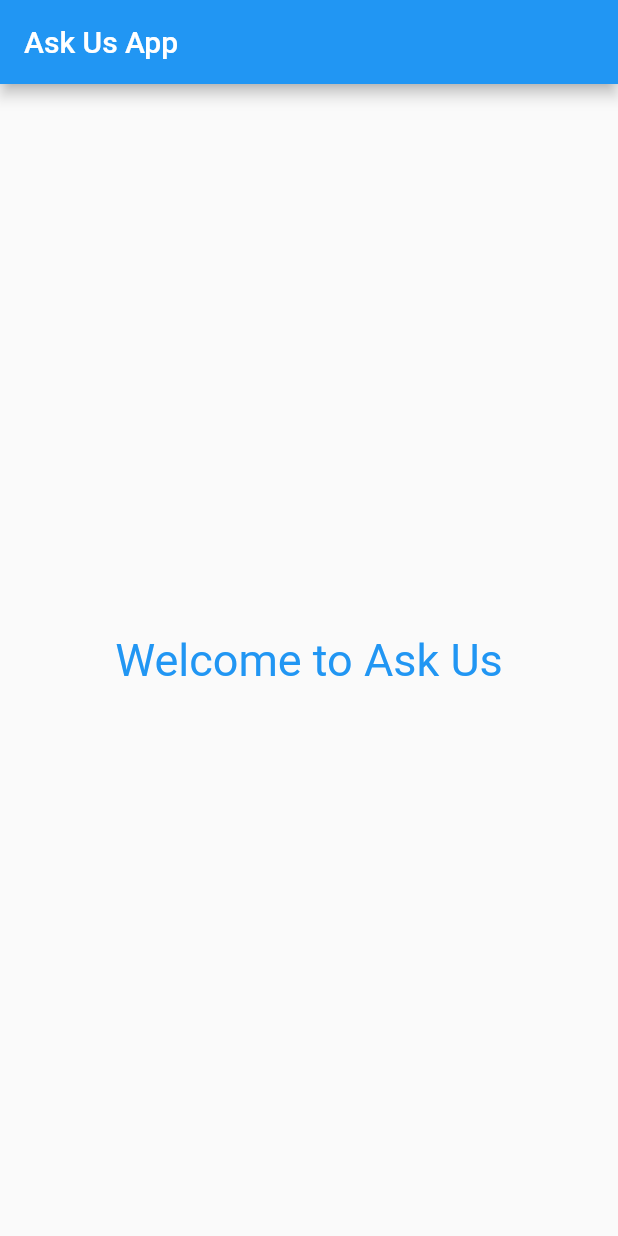
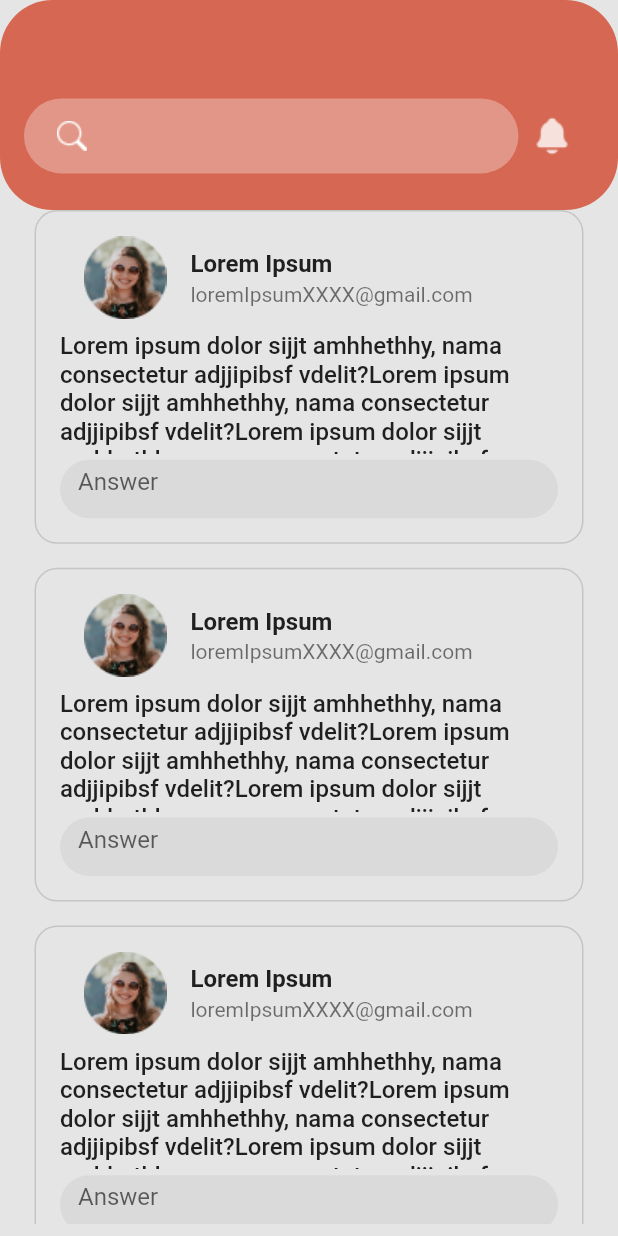
Before and after one commit to opencodeiiita/Ask-Us-Frontend, a Flutter app: the screen it shows after launch, on a phone screen of 412 x 824 dp. Run offline on Flutter 3.47's test engine with Material 2 defaults, Android fonts, the phone set to English and light mode, and no system bars.

Commit message:
basic layout answerscreen completed

```diff
--- /dev/null
+++ b/lib/answer_screen.dart
@@ -0,0 +1,137 @@
+import "package:flutter/material.dart";
+
+class AnswerScreen extends StatelessWidget {
+  const AnswerScreen({Key? key}) : super(key: key);
+
+  @override
+  Widget build(BuildContext context) {
+    return Scaffold(
+      backgroundColor: Color(0xffE5E5E5),
+      body: SingleChildScrollView(
+        child: Column(
+          children: [
+            Container(
+              height: MediaQuery.of(context).size.height * 0.17,
+              padding: EdgeInsets.fromLTRB(
+                  16, MediaQuery.of(context).size.height * 0.05, 16, 0),
+              decoration: BoxDecoration(
+                color: Color(0xffD66853),
+                borderRadius: BorderRadius.all(
+                  Radius.circular(35),
+                ),
+              ),
+              child: SizedBox(
+                height: 25,
+                width: MediaQuery.of(context).size.width,
+                child: Row(
+                  children: [
+                    Container(
+                      width: MediaQuery.of(context).size.width * 0.8,
+                      height: 50,
+                      child: TextFormField(
+                        decoration: InputDecoration(
+                          prefixIcon: Padding(
+                            padding: const EdgeInsets.only(left: 16.0),
+                            child: ImageIcon(
+                              AssetImage(
+                                "assets/icons/search_icon.png",
+                              ),
+                              color: Colors.white,
+                            ),
+                          ),
+                          filled: true,
+                          fillColor: Color(0xffFFFFFF).withOpacity(0.3),
+                          border: OutlineInputBorder(
+                            borderSide: BorderSide.none,
+                            borderRadius: BorderRadius.circular(25),
+                          ),
+                        ),
+                      ),
+                    ),
+                    ImageIcon(
+                      AssetImage(
+                        "assets/icons/notifications_icon.png",
+                      ),
+                      color: Colors.white,
+                      size: 45,
+                    ),
+                  ],
+                ),
+              ),
+            ),
+            Container(
+              height: MediaQuery.of(context).size.height * 0.82,
+              child: ListView.builder(
+                itemCount: 20,
+                itemBuilder: (context, index) => Container(
+                  height: MediaQuery.of(context).size.height * 0.27,
+                  margin: EdgeInsets.fromLTRB(23, 0, 23, 16),
+                  padding: EdgeInsets.fromLTRB(16, 8, 16, 16),
+                  decoration: BoxDecoration(
+                    borderRadius: BorderRadius.all(
+                      Radius.circular(15),
+                    ),
+                    border: Border.all(
+                      color: Color(0xffC5C5C5),
+                    ),
+                  ),
+                  child: Column(
+                    children: [
+                      ListTile(
+                        leading: Image.asset(
+                          "assets/images/img.png",
+                        ),
+                        minLeadingWidth: 30,
+                        title: Text(
+                          "Lorem Ipsum",
+                          style: TextStyle(
+                            fontWeight: FontWeight.w600,
+                          ),
+                        ),
+                        subtitle: Text("loremIpsumXXXX@gmail.com"),
+                      ),
+                      Expanded(
+                        flex: 1,
+                        child: SingleChildScrollView(
+                          scrollDirection: Axis.vertical,
+                          child: Text(
+                            "Lorem ipsum dolor sijjt amhhethhy, nama consectetur adjjipibsf vdelit?Lorem ipsum dolor sijjt amhhethhy, nama consectetur adjjipibsf vdelit?Lorem ipsum dolor sijjt amhhethhy, nama consectetur adjjipibsf vdelit?Lorem ipsum dolor sijjt amhhethhy, nama consectetur adjjipibsf vdelit?Lorem ipsum dolor sijjt amhhethhy, nama consectetur adjjipibsf vdelit?Lorem ipsum dolor sijjt amhhethhy, nama consectetur adjjipibsf vdelit?Lorem ipsum dolor sijjt amhhethhy, nama consectetur adjjipibsf vdelit?",
+                            style: TextStyle(
+                              fontWeight: FontWeight.w500,
+                              fontSize: 16,
+                            ),
+                          ),
+                        ),
+                      ),
+                      // Expanded(
+                      //   child: Align(
+                      //     alignment: Alignment.bottomCenter,
+                      //     child:
+                      Container(
+                        height: 43,
+                        padding: EdgeInsets.only(top: 4),
+                        child: TextFormField(
+                          decoration: InputDecoration(
+                            hintText: "Answer",
+                            filled: true,
+                            fillColor: Color(0xffDADADA),
+                            border: OutlineInputBorder(
+                              borderSide: BorderSide.none,
+                              borderRadius: BorderRadius.circular(25),
+                            ),
+                          ),
+                          //   ),
+                          // ),
+                        ),
+                      ),
+                    ],
+                  ),
+                ),
+              ),
+            ),
+          ],
+        ),
+      ),
+    );
+  }
+}
--- a/lib/home.dart
+++ b/lib/home.dart
@@ -139,12 +139,12 @@ class Question{
 }
 
 List<Question> list=[
-  Question(name: "Gautam", email: "darkknight131714@gmail.com", description: "My Question is Practice", question: "I want to know how this works??????????????????????????",image: "images/img.png",chat: "3",upvote: "2"),
-  Question(name: "Gautam", email: "darkknight131714@gmail.com", description: "My Question is Practice", question: "I want to know how this works?",image: "images/img.png",chat: "3",upvote: "1"),
-  Question(name: "Gautam", email: "darkknight131714@gmail.com", description: "My Question is Practice", question: "I want to know how this works?",image: "images/img.png",chat: "3",upvote: "1"),
-  Question(name: "Gautam", email: "darkknight131714@gmail.com", description: "My Question is Practice", question: "I want to know how this works?",image: "images/img.png",chat: "3",upvote: "1"),
-  Question(name: "Gautam", email: "darkknight131714@gmail.com", description: "My Question is Practice", question: "I want to know how this works?",image: "images/img.png",chat: "3",upvote: "1"),
-  Question(name: "Gautam", email: "darkknight131714@gmail.com", description: "My Question is Practice", question: "I want to know how this works?",image: "images/img.png",chat: "3",upvote: "1"),
-  Question(name: "Gautam", email: "darkknight131714@gmail.com", description: "My Question is Practice", question: "I want to know how this works?",image: "images/img.png",chat: "3",upvote: "1"),
-  Question(name: "Gautam", email: "darkknight131714@gmail.com", description: "My Question is Practice", question: "I want to know how this works?",image: "images/img.png",chat: "3",upvote: "1"),
+  Question(name: "Gautam", email: "darkknight131714@gmail.com", description: "My Question is Practice", question: "I want to know how this works??????????????????????????",image: "assets/images/img.png",chat: "3",upvote: "2"),
+  Question(name: "Gautam", email: "darkknight131714@gmail.com", description: "My Question is Practice", question: "I want to know how this works?",image: "assets/images/img.png",chat: "3",upvote: "1"),
+  Question(name: "Gautam", email: "darkknight131714@gmail.com", description: "My Question is Practice", question: "I want to know how this works?",image: "assets/images/img.png",chat: "3",upvote: "1"),
+  Question(name: "Gautam", email: "darkknight131714@gmail.com", description: "My Question is Practice", question: "I want to know how this works?",image: "assets/images/img.png",chat: "3",upvote: "1"),
+  Question(name: "Gautam", email: "darkknight131714@gmail.com", description: "My Question is Practice", question: "I want to know how this works?",image: "assets/images/img.png",chat: "3",upvote: "1"),
+  Question(name: "Gautam", email: "darkknight131714@gmail.com", description: "My Question is Practice", question: "I want to know how this works?",image: "assets/images/img.png",chat: "3",upvote: "1"),
+  Question(name: "Gautam", email: "darkknight131714@gmail.com", description: "My Question is Practice", question: "I want to know how this works?",image: "assets/images/img.png",chat: "3",upvote: "1"),
+  Question(name: "Gautam", email: "darkknight131714@gmail.com", description: "My Question is Practice", question: "I want to know how this works?",image: "assets/images/img.png",chat: "3",upvote: "1"),
 ];
--- a/lib/main.dart
+++ b/lib/main.dart
@@ -1,5 +1,6 @@
 // ASK US APP
 
+import 'package:ask_us/answer_screen.dart';
 import 'package:flutter/material.dart';
 
 void main() {
@@ -14,7 +15,7 @@ class MyApp extends StatelessWidget {
   @override
   Widget build(BuildContext context) {
     return MaterialApp(
-      home: HomePage(),
+      home: AnswerScreen(),//HomePage(),
     );
   }
 }
--- a/pubspec.yaml
+++ b/pubspec.yaml
@@ -46,7 +46,8 @@ flutter:
 
   # To add assets to your application, add an assets section, like this:
   assets:
-    - images/
+    - assets/icons/
+    - assets/images/
   #   - images/a_dot_ham.jpeg
 
   # An image asset can refer to one or more resolution-specific "variants", see
```
Also changed, not shown: assets/icons/notifications_icon.png (added), assets/icons/search_icon.png (added), assets/images/img.png (renamed from images/img.png), pubspec.lock.
